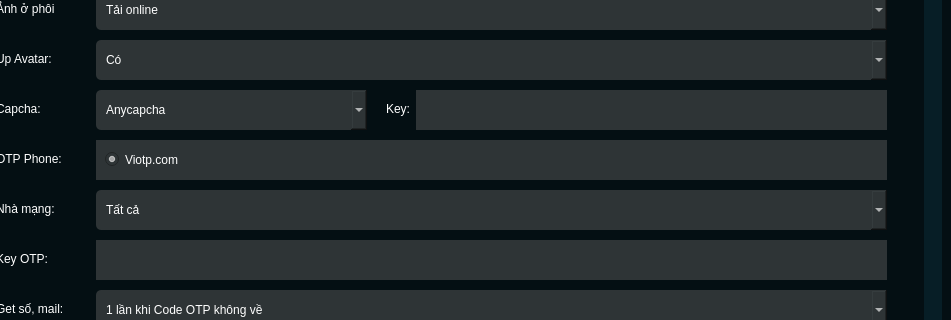
NguyenHuuHai2310/code_dao, file interface.ui: the form before one commit; both pictures show x 265 to 1216 and y 247 to 567 of the 1216 by 697 pixel window.
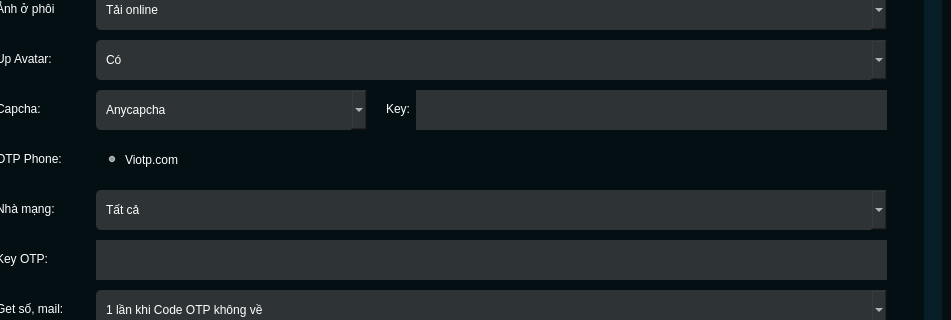
The form after the commit. The open tabs and pages were chosen to show the change. Icons and pictures are not drawn. Custom widgets are drawn as their Qt base class.

```diff
--- a/interface.ui
+++ b/interface.ui
@@ -1624,7 +1624,7 @@
                       </rect>
                      </property>
                      <property name="styleSheet">
-                      <string notr="true">background-color: rgb(46, 52, 54);</string>
+                      <string notr="true"/>
                      </property>
                      <property name="frameShape">
                       <enum>QFrame::StyledPanel</enum>
```
Left out of the diff: 4 changed lines with no effect on the pictures.
